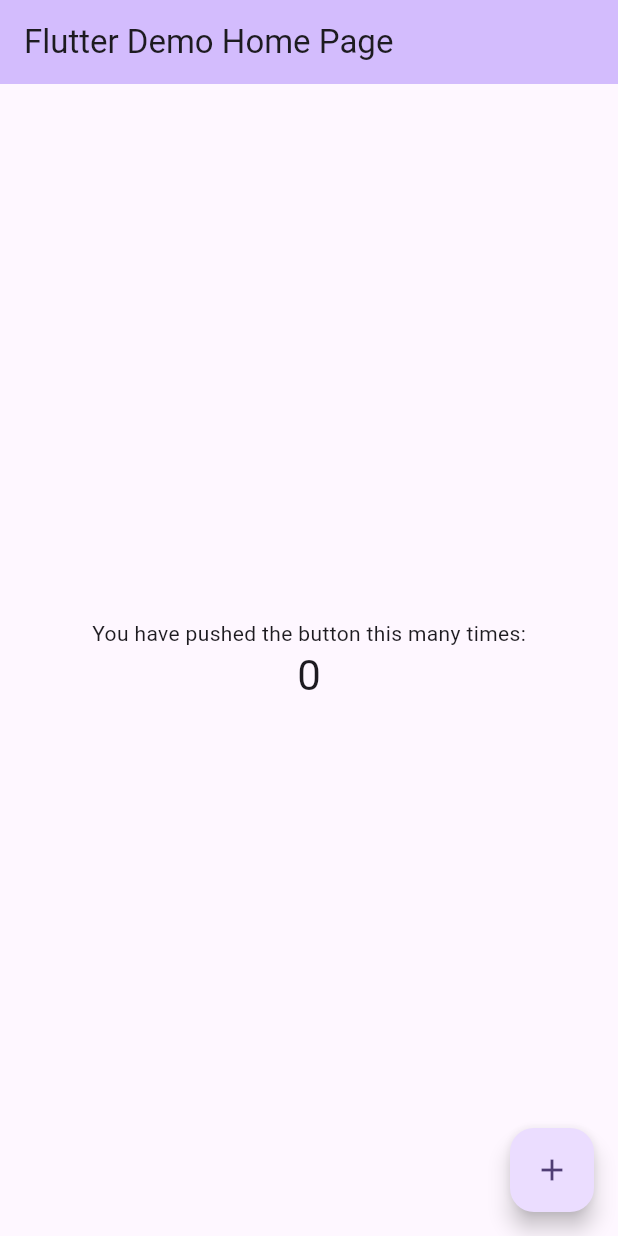
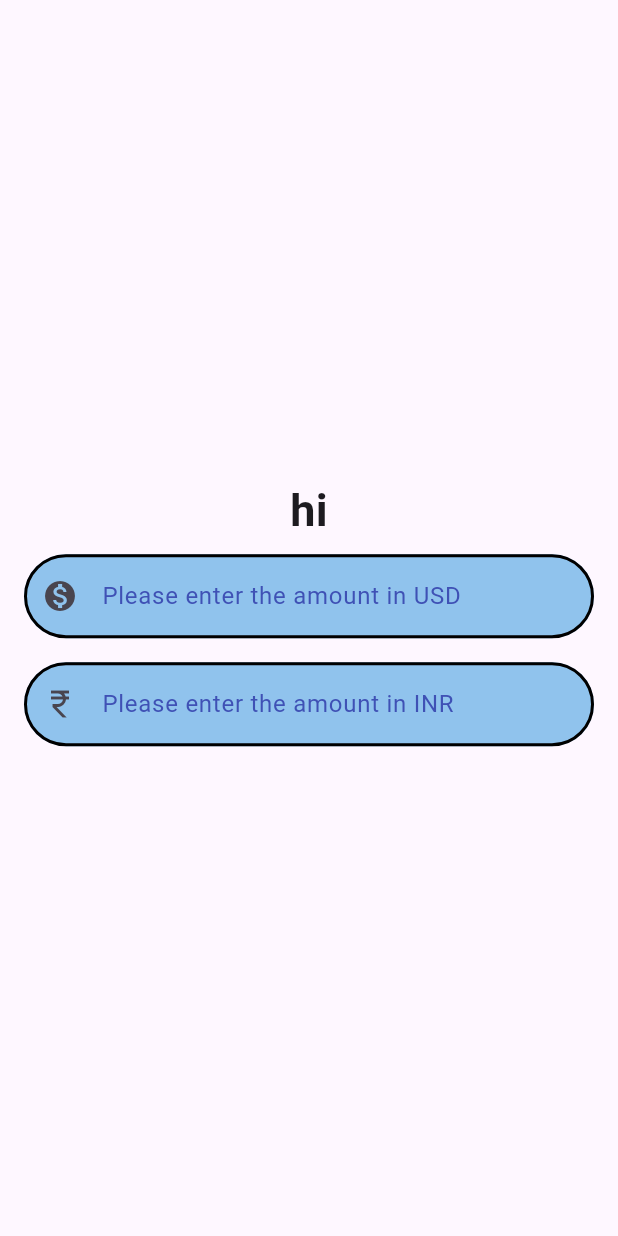
Before and after one commit to gourav2982/Currency_conv, a Flutter app: the screen it shows after launch, on a phone screen of 412 x 824 dp. Run offline on Flutter 3.47's test engine with Material 3 defaults, Android fonts, the phone set to English and light mode, and no system bars.

Commit message:
done with textfield

```diff
--- /dev/null
+++ b/currency_converter/lib/currency_convertor_page.dart
@@ -0,0 +1,70 @@
+import 'package:flutter/material.dart';
+
+class CurrencyConvertorPage extends StatelessWidget {
+  const CurrencyConvertorPage({super.key});
+
+  @override
+  Widget build(Object context) {
+    return const Scaffold(
+        body: Center(
+      child: Column(
+        mainAxisAlignment: MainAxisAlignment.center,
+        children: [
+          Text(
+            "hi",
+            style: TextStyle(fontSize: 30, fontWeight: FontWeight.bold),
+          ),
+          Padding(
+            padding: EdgeInsets.fromLTRB(16, 8, 16, 8),
+            child: TextField(
+              keyboardType: TextInputType.number,
+              style: TextStyle(color: Colors.amber),
+              decoration: InputDecoration(
+                hintText: "Please enter the amount in USD",
+                hintStyle: TextStyle(color: Colors.indigo),
+                prefixIcon: Icon(Icons.monetization_on),
+                filled: true,
+                fillColor: Color.fromARGB(255, 144, 195, 237),
+                focusedBorder: OutlineInputBorder(
+                  borderSide: BorderSide(width: 2),
+                  borderRadius: BorderRadius.all(
+                    Radius.circular(60),
+                  ),
+                ),
+                enabledBorder: OutlineInputBorder(
+                  borderSide: BorderSide(width: 2),
+                  borderRadius: BorderRadius.all(
+                    Radius.circular(60),
+                  ),
+                ),
+
+              ),
+            ),
+          ),
+          Padding(
+            padding: EdgeInsets.fromLTRB(16, 8, 16, 8),
+            child: TextField(
+              keyboardType: TextInputType.number,
+              style: TextStyle(color: Colors.amber),
+              decoration: InputDecoration(
+                hintText: "Please enter the amount in INR",
+                hintStyle: TextStyle(color: Colors.indigo),
+                prefixIcon: Icon(Icons.currency_rupee_outlined),
+                filled: true,
+                fillColor: Color.fromARGB(255, 144, 195, 237),
+                focusedBorder: OutlineInputBorder(
+                  borderSide: BorderSide(width: 2),
+                  borderRadius: BorderRadius.all(Radius.circular(60)),
+                ),
+                enabledBorder: OutlineInputBorder(
+                  borderSide: BorderSide(width: 2),
+                  borderRadius: BorderRadius.all(Radius.circular(60)),
+                ),
+              ),
+            ),
+          )
+        ],
+      ),
+    ));
+  }
+}
--- a/currency_converter/lib/main.dart
+++ b/currency_converter/lib/main.dart
@@ -1,125 +1,16 @@
+import 'package:currency_converter/currency_convertor_page.dart';
 import 'package:flutter/material.dart';
 
 void main() {
   runApp(const MyApp());
 }
 
-class MyApp extends StatelessWidget {
+class MyApp extends StatelessWidget{
   const MyApp({super.key});
-
-  // This widget is the root of your application.
   @override
   Widget build(BuildContext context) {
-    return MaterialApp(
-      title: 'Flutter Demo',
-      theme: ThemeData(
-        // This is the theme of your application.
-        //
-        // TRY THIS: Try running your application with "flutter run". You'll see
-        // the application has a purple toolbar. Then, without quitting the app,
-        // try changing the seedColor in the colorScheme below to Colors.green
-        // and then invoke "hot reload" (save your changes or press the "hot
-        // reload" button in a Flutter-supported IDE, or press "r" if you used
-        // the command line to start the app).
-        //
-        // Notice that the counter didn't reset back to zero; the application
-        // state is not lost during the reload. To reset the state, use hot
-        // restart instead.
-        //
-        // This works for code too, not just values: Most code changes can be
-        // tested with just a hot reload.
-        colorScheme: ColorScheme.fromSeed(seedColor: Colors.deepPurple),
-        useMaterial3: true,
-      ),
-      home: const MyHomePage(title: 'Flutter Demo Home Page'),
-    );
+      return const MaterialApp(
+        home: CurrencyConvertorPage(),
+      );
   }
 }
-
-class MyHomePage extends StatefulWidget {
-  const MyHomePage({super.key, required this.title});
-
-  // This widget is the home page of your application. It is stateful, meaning
-  // that it has a State object (defined below) that contains fields that affect
-  // how it looks.
-
-  // This class is the configuration for the state. It holds the values (in this
-  // case the title) provided by the parent (in this case the App widget) and
-  // used by the build method of the State. Fields in a Widget subclass are
-  // always marked "final".
-
-  final String title;
-
-  @override
-  State<MyHomePage> createState() => _MyHomePageState();
-}
-
-class _MyHomePageState extends State<MyHomePage> {
-  int _counter = 0;
-
-  void _incrementCounter() {
-    setState(() {
-      // This call to setState tells the Flutter framework that something has
-      // changed in this State, which causes it to rerun the build method below
-      // so that the display can reflect the updated values. If we changed
-      // _counter without calling setState(), then the build method would not be
-      // called again, and so nothing would appear to happen.
-      _counter++;
-    });
-  }
-
-  @override
-  Widget build(BuildContext context) {
-    // This method is rerun every time setState is called, for instance as done
-    // by the _incrementCounter method above.
-    //
-    // The Flutter framework has been optimized to make rerunning build methods
-    // fast, so that you can just rebuild anything that needs updating rather
-    // than having to individually change instances of widgets.
-    return Scaffold(
-      appBar: AppBar(
-        // TRY THIS: Try changing the color here to a specific color (to
-        // Colors.amber, perhaps?) and trigger a hot reload to see the AppBar
-        // change color while the other colors stay the same.
-        backgroundColor: Theme.of(context).colorScheme.inversePrimary,
-        // Here we take the value from the MyHomePage object that was created by
-        // the App.build method, and use it to set our appbar title.
-        title: Text(widget.title),
-      ),
-      body: Center(
-        // Center is a layout widget. It takes a single child and positions it
-        // in the middle of the parent.
-        child: Column(
-          // Column is also a layout widget. It takes a list of children and
-          // arranges them vertically. By default, it sizes itself to fit its
-          // children horizontally, and tries to be as tall as its parent.
-          //
-          // Column has various properties to control how it sizes itself and
-          // how it positions its children. Here we use mainAxisAlignment to
-          // center the children vertically; the main axis here is the vertical
-          // axis because Columns are vertical (the cross axis would be
-          // horizontal).
-          //
-          // TRY THIS: Invoke "debug painting" (choose the "Toggle Debug Paint"
-          // action in the IDE, or press "p" in the console), to see the
-          // wireframe for each widget.
-          mainAxisAlignment: MainAxisAlignment.center,
-          children: <Widget>[
-            const Text(
-              'You have pushed the button this many times:',
-            ),
-            Text(
-              '$_counter',
-              style: Theme.of(context).textTheme.headlineMedium,
-            ),
-          ],
-        ),
-      ),
-      floatingActionButton: FloatingActionButton(
-        onPressed: _incrementCounter,
-        tooltip: 'Increment',
-        child: const Icon(Icons.add),
-      ), // This trailing comma makes auto-formatting nicer for build methods.
-    );
-  }
-}
```
